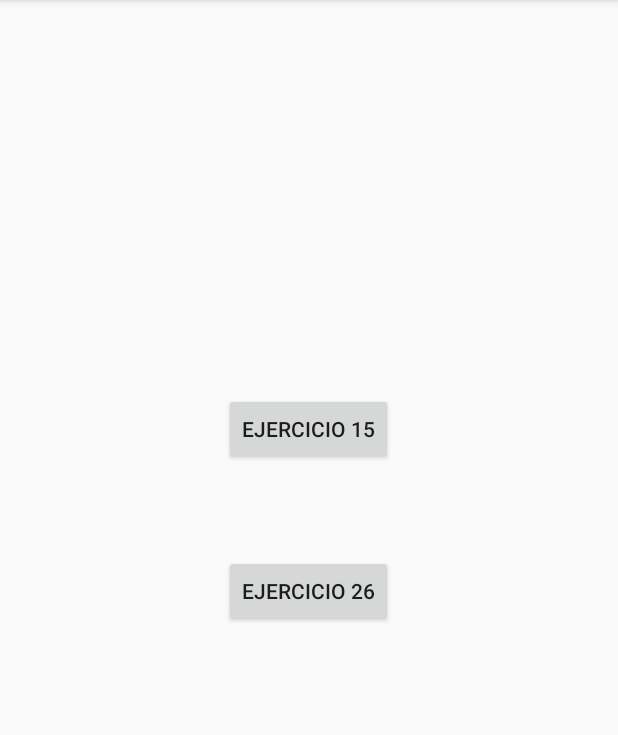
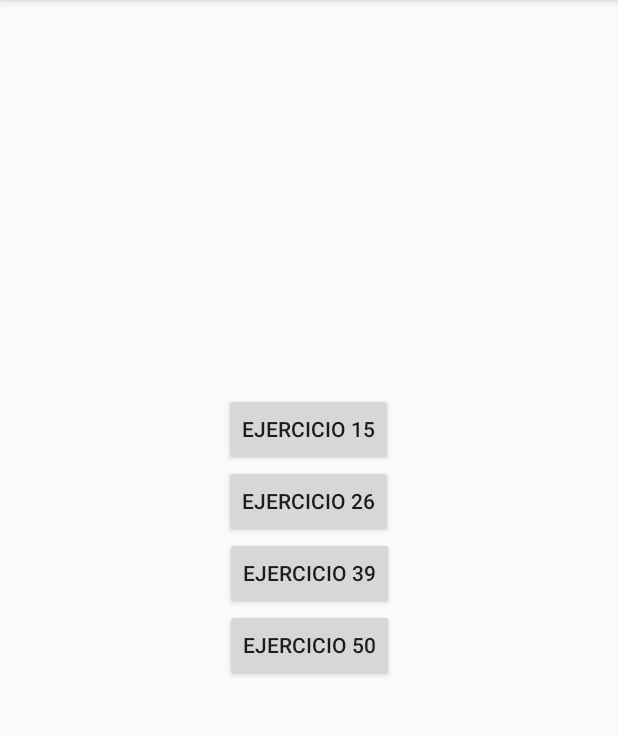
Before and after one commit to kaxer1/Android_MiniPro, an Android app: the screen it shows after launch (MainActivity), on a phone screen of 412 x 824 dp, the part 84-819 px from its top. Run offline under Robolectric (Android 15) with nearby library versions, the phone set to English and light mode, and no system bars.

Commit message:
ejercicio 39

```diff
--- a/app/src/main/AndroidManifest.xml
+++ b/app/src/main/AndroidManifest.xml
@@ -3,7 +3,7 @@
     package="com.example.android_minipro">
 
     <uses-permission android:name="android.permission.WRITE_EXTERNAL_STORAGE" />
-    <uses-permission android:name="android.permission.INTERNET"/>
+    <uses-permission android:name="android.permission.INTERNET" />
 
     <application
         android:allowBackup="true"
@@ -12,7 +12,9 @@
         android:roundIcon="@mipmap/ic_launcher_round"
         android:supportsRtl="true"
         android:theme="@style/AppTheme">
-        <activity android:name=".venteYseis"></activity>
+        <activity android:name=".cincuenta"></activity>
+        <activity android:name=".treintaYNueve" />
+        <activity android:name=".venteYseis" />
         <activity android:name=".ejercicio15" />
         <activity android:name=".MainActivity">
             <intent-filter>
--- a/app/src/main/java/com/example/android_minipro/ejercicio15.java
+++ b/app/src/main/java/com/example/android_minipro/ejercicio15.java
@@ -73,4 +73,8 @@ public class ejercicio15 extends AppCompatActivity {
             Toast.makeText(this, "No se pudo leer", Toast.LENGTH_SHORT).show();
         }
     }
+
+    public void cerrarActiviy(View view){
+        finish();
+    }
 }
--- a/app/src/main/java/com/example/android_minipro/venteYseis.java
+++ b/app/src/main/java/com/example/android_minipro/venteYseis.java
@@ -23,8 +23,10 @@ public class venteYseis extends AppCompatActivity implements MediaPlayer.OnPrepa
     public void ejecutar(View v) {
         mp = new MediaPlayer();
         mp.setOnPreparedListener(this);
+
+        // http://wvw.simp3s.net/descargar-mp3/escuchar DE ESA PAGINA PODRAS DESCARGAR LOS ARCHIVOS
         try {
-            mp.setDataSource("http://www.javaya.com.ar/recursos/gato.mp3");
+            mp.setDataSource("https://www.yt2mp3s.me/@download/251-5dbe36cd7102b-2280000-285-64-webm-4272205/mp3/LtMQDPAnauE/Victor%2BK%25C3%25BCppers%253A%2BPor%2Bqu%25C3%25A9%2Bes%2Btan%2Bimportante%2Baprender%2Ba%2Bescuchar.mp3");
             mp.prepareAsync();
         } catch (IOException e) {
         }
--- a/app/src/main/res/layout/activity_main.xml
+++ b/app/src/main/res/layout/activity_main.xml
@@ -23,11 +23,30 @@
         android:id="@+id/button"
         android:layout_width="wrap_content"
         android:layout_height="wrap_content"
-        android:layout_marginTop="60dp"
         android:onClick="VenteYSeis"
         android:text="Ejercicio 26"
         app:layout_constraintEnd_toEndOf="parent"
         app:layout_constraintHorizontal_bias="0.498"
         app:layout_constraintStart_toStartOf="parent"
         app:layout_constraintTop_toBottomOf="@+id/btnQuince" />
+
+    <Button
+        android:id="@+id/button2"
+        android:layout_width="wrap_content"
+        android:layout_height="wrap_content"
+        android:onClick="TreintaYNueve"
+        android:text="Ejercicio 39"
+        app:layout_constraintEnd_toEndOf="parent"
+        app:layout_constraintStart_toStartOf="parent"
+        app:layout_constraintTop_toBottomOf="@+id/button" />
+
+    <Button
+        android:id="@+id/button3"
+        android:layout_width="wrap_content"
+        android:layout_height="wrap_content"
+        android:onClick="Cincuenta"
+        android:text="Ejercicio 50"
+        app:layout_constraintEnd_toEndOf="parent"
+        app:layout_constraintStart_toStartOf="parent"
+        app:layout_constraintTop_toBottomOf="@+id/button2" />
 </androidx.constraintlayout.widget.ConstraintLayout>
```
Also changed, not shown: app/src/main/java/com/example/android_minipro/MainActivity.java (+10 -0 lines), app/src/main/java/com/example/android_minipro/cincuenta.java (added, +19 -0 lines), app/src/main/java/com/example/android_minipro/treintaYNueve.java (added, +57 -0 lines), app/src/main/res/layout/activity_cincuenta.xml (added, +17 -0 lines), app/src/main/res/layout/activity_ejercicio15.xml (+14 -3 lines), app/src/main/res/layout/activity_treinta_ynueve.xml (added, +18 -0 lines).
